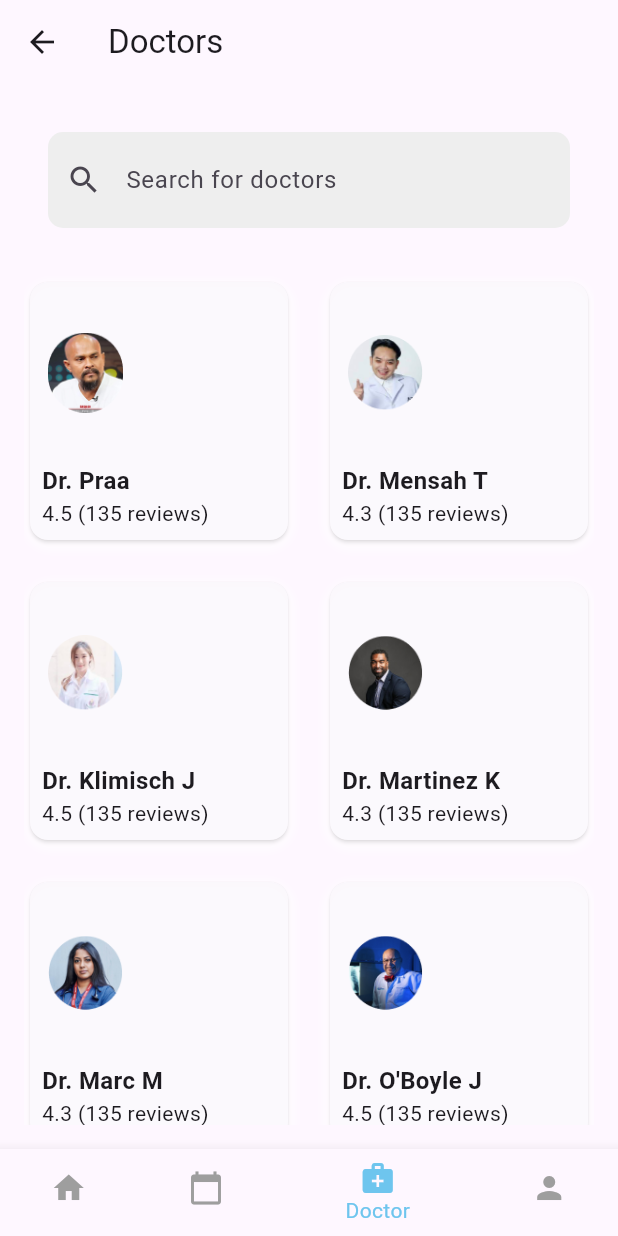
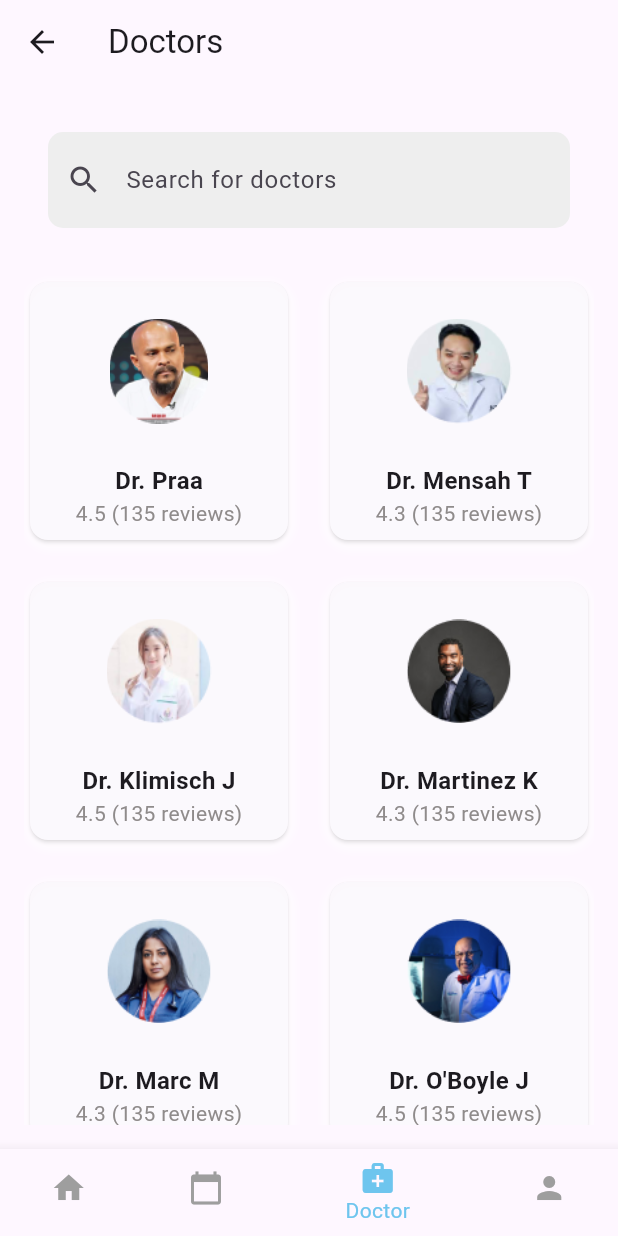
Before and after one commit to 6531503042/Deap-Mobile-Application, a Flutter app: the screen it shows after launch, item 3 of the bottom bar chosen, on a phone screen of 412 x 824 dp. Run offline on Flutter 3.47's test engine with Material 3 defaults, Android fonts, the phone set to English and light mode, and no system bars; our stand-ins replace font_awesome_flutter, image_picker, sqflite; missing offline and left inert: dart:ffi; accounts and stored records are empty.

Commit message:
frank
make detail to center

```diff
--- a/lib/screens/DoctorTab.dart
+++ b/lib/screens/DoctorTab.dart
@@ -130,23 +130,14 @@ class _DentistPageState extends State<DoctorTab> {
     );
   }
 
-  Widget _buildDoctorCard(
-      String name, double rating, String type, String imagePath) {
+   Widget _buildDoctorCard(
+      String name, double rating, String type, String assets) {
     return Container(
       child: Card(
         child: InkWell(
           splashColor: Colors.blue.withAlpha(30),
           onTap: () {
-            Navigator.push(
-              context,
-              MaterialPageRoute(
-                builder: (context) => DoctorDetailPage(
-                  name: name,
-                  rating: rating,
-                  imagePath: imagePath,
-                ),
-              ),
-            ); // Add functionality for viewing doctor's profile
+            // Add functionality for viewing doctor's profile
           },
           child: Container(
             decoration: BoxDecoration(
@@ -166,32 +157,30 @@ class _DentistPageState extends State<DoctorTab> {
             padding: EdgeInsets.all(8),
             child: Column(
               mainAxisAlignment: MainAxisAlignment.spaceEvenly,
-              crossAxisAlignment: CrossAxisAlignment.start,
+              crossAxisAlignment: CrossAxisAlignment.center,
               children: <Widget>[
                 Expanded(
-                  child: ListView.builder(
-                    scrollDirection: Axis.horizontal,
-                    itemCount: 1, // Assuming 3 images for each doctor
-                    itemBuilder: (context, index) {
-                      return Padding(
-                        padding: const EdgeInsets.symmetric(horizontal: 4.0),
+                  child: Center(
                         child: Image.asset(
-                          imagePath, // Use the provided imagePath
-                          width: 50,
-                          height: 50,
+                          assets, // Use the provided imagePath
+                          width: 70,
+                          height: 70,
+
                         ),
-                      );
-                    },
+
                   ),
                 ),
-                SizedBox(height: 8),
+                SizedBox(height: 10),
                 Text(
                   name,
                   style: TextStyle(fontSize: 16, fontWeight: FontWeight.bold),
                 ),
                 Text(
                   '${rating.toStringAsFixed(1)} (135 reviews)',
-                  style: TextStyle(fontSize: 14),
+                  style: TextStyle(
+                      fontSize: 14,
+                      fontWeight: FontWeight.w400,
+                      color: Color.fromARGB(255, 143, 139, 139)),
                 ),
               ],
             ),
```
